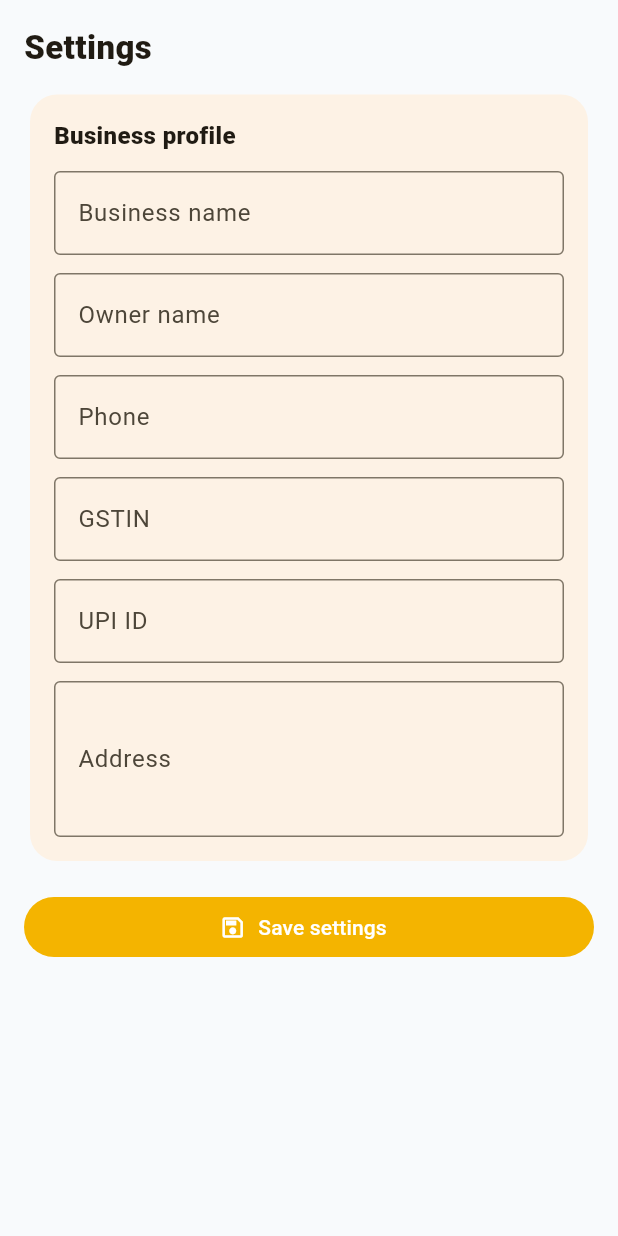
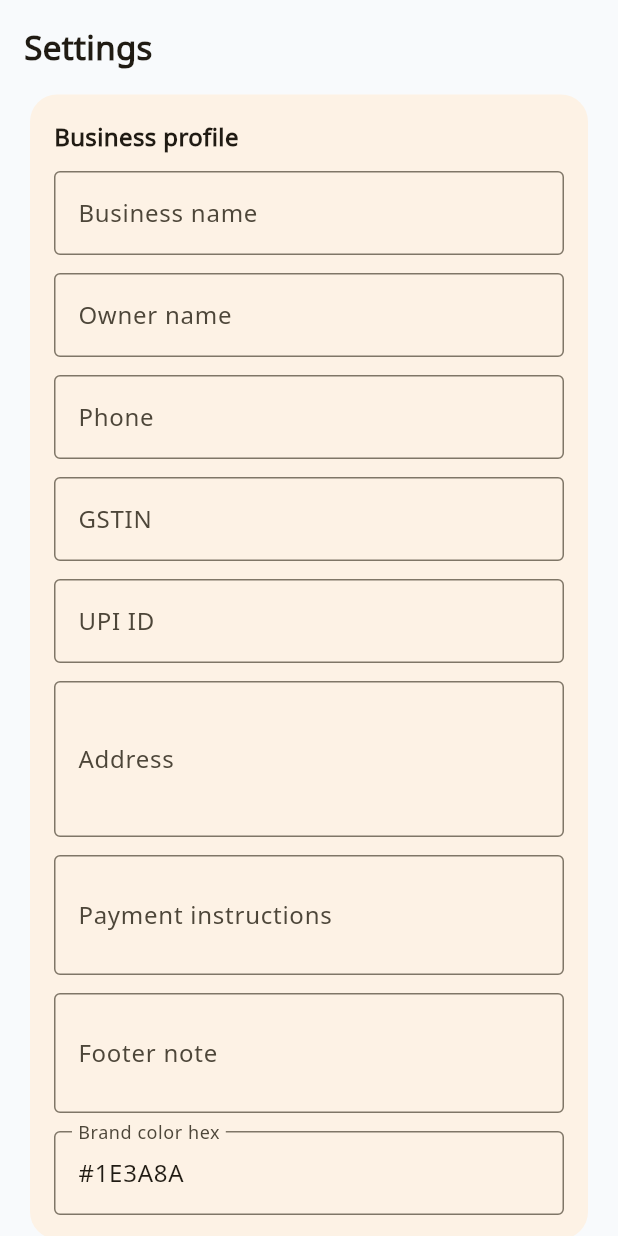
Before and after one commit to sivabonigeni/billbee-app, a Flutter app: the _SettingsTab widget shown alone on an empty page, opened directly with empty values, on a phone screen of 412 x 824 dp. Run offline on Flutter 3.47's test engine with Material 3 defaults, Android fonts, the phone set to English and light mode, and no system bars; our stand-ins replace pdf, share_plus, shared_preferences; accounts and stored records are empty.

Commit message:
Polish PDF styling and fix rupee font asset

```diff
--- a/lib/main.dart
+++ b/lib/main.dart
@@ -1,8 +1,8 @@
 // ignore_for_file: prefer_const_constructors
 import 'dart:convert';
 import 'dart:io';
-import 'dart:typed_data';
 import 'package:flutter/material.dart';
+import 'package:flutter/services.dart' show rootBundle;
 import 'package:path_provider/path_provider.dart';
 import 'package:pdf/pdf.dart';
 import 'package:pdf/widgets.dart' as pw;
@@ -29,6 +29,7 @@ class BillBeeApp extends StatelessWidget {
           surface: Colors.white,
         ),
         scaffoldBackgroundColor: const Color(0xFFF8FAFC),
+        fontFamily: 'NotoSans',
         useMaterial3: true,
       ),
       home: const BillBeeHome(),
@@ -261,6 +262,9 @@ class BusinessProfile {
   final String gstin;
   final String upiId;
   final String address;
+  final String paymentInstructions;
+  final String footerNote;
+  final String brandColorHex;
 
   const BusinessProfile({
     this.businessName = '',
@@ -269,6 +273,9 @@ class BusinessProfile {
     this.gstin = '',
     this.upiId = '',
     this.address = '',
+    this.paymentInstructions = '',
+    this.footerNote = '',
+    this.brandColorHex = '#1E3A8A',
   });
 
   BusinessProfile copyWith({
@@ -278,6 +285,9 @@ class BusinessProfile {
     String? gstin,
     String? upiId,
     String? address,
+    String? paymentInstructions,
+    String? footerNote,
+    String? brandColorHex,
   }) => BusinessProfile(
         businessName: businessName ?? this.businessName,
         ownerName: ownerName ?? this.ownerName,
@@ -285,6 +295,9 @@ class BusinessProfile {
         gstin: gstin ?? this.gstin,
         upiId: upiId ?? this.upiId,
         address: address ?? this.address,
+        paymentInstructions: paymentInstructions ?? this.paymentInstructions,
+        footerNote: footerNote ?? this.footerNote,
+        brandColorHex: brandColorHex ?? this.brandColorHex,
       );
 
   Map<String, dynamic> toJson() => {
@@ -294,6 +307,9 @@ class BusinessProfile {
         'gstin': gstin,
         'upiId': upiId,
         'address': address,
+        'paymentInstructions': paymentInstructions,
+        'footerNote': footerNote,
+        'brandColorHex': brandColorHex,
       };
 
   factory BusinessProfile.fromJson(Map<String, dynamic> json) => BusinessProfile(
@@ -303,6 +319,9 @@ class BusinessProfile {
         gstin: json['gstin'] ?? '',
         upiId: json['upiId'] ?? '',
         address: json['address'] ?? '',
+        paymentInstructions: json['paymentInstructions'] ?? '',
+        footerNote: json['footerNote'] ?? '',
+        brandColorHex: json['brandColorHex'] ?? '#1E3A8A',
       );
 }
 
@@ -329,9 +348,9 @@ String buildShareText(DocItem document) {
 
 Future<File> generatePdfFile(DocItem document, BusinessProfile profile) async {
   final pdf = pw.Document();
-  final fontBytes = await File('/System/Library/Fonts/Supplemental/Arial Unicode.ttf').readAsBytes();
-  final baseFont = pw.Font.ttf(ByteData.sublistView(fontBytes));
-  final primary = PdfColor.fromHex('#1E3A8A');
+  final fontData = await rootBundle.load('assets/fonts/NotoSans-Regular.ttf');
+  final baseFont = pw.Font.ttf(fontData);
+  final primary = PdfColor.fromHex(profile.brandColorHex.isNotEmpty ? profile.brandColorHex : '#1E3A8A');
   final ink = PdfColor.fromHex('#0F172A');
   final muted = PdfColor.fromHex('#6B7280');
   final border = PdfColor.fromHex('#E5E7EB');
@@ -496,9 +515,11 @@ Future<File> generatePdfFile(DocItem document, BusinessProfile profile) async {
                       borderRadius: const pw.BorderRadius.all(pw.Radius.circular(10)),
                     ),
                     child: pw.Text(
-                      profile.upiId.isNotEmpty
-                          ? 'Please make payment via UPI: ${profile.upiId}. Thank you for your business.'
-                          : 'Thank you for your business. Please retain this document for your records.',
+                      profile.paymentInstructions.isNotEmpty
+                          ? profile.paymentInstructions
+                          : (profile.upiId.isNotEmpty
+                              ? 'Please make payment via UPI: ${profile.upiId}. Thank you for your business.'
+                              : 'Thank you for your business. Please retain this document for your records.'),
                       style: pw.TextStyle(fontSize: 9.5, color: muted, lineSpacing: 2),
                     ),
                   ),
@@ -531,7 +552,7 @@ Future<File> generatePdfFile(DocItem document, BusinessProfile profile) async {
         pw.Row(
           mainAxisAlignment: pw.MainAxisAlignment.spaceBetween,
           children: [
-            pw.Text('Generated by BillBee', style: pw.TextStyle(fontSize: 9, color: muted)),
+            pw.Text(profile.footerNote.isNotEmpty ? profile.footerNote : 'Generated by BillBee', style: pw.TextStyle(fontSize: 9, color: muted)),
             pw.Text('${document.type} • ${document.id}', style: pw.TextStyle(fontSize: 9, color: muted)),
           ],
         ),
@@ -932,6 +953,9 @@ class _SettingsTabState extends State<_SettingsTab> {
   late final TextEditingController _gstinController;
   late final TextEditingController _upiController;
   late final TextEditingController _addressController;
+  late final TextEditingController _paymentInstructionsController;
+  late final TextEditingController _footerNoteController;
+  late final TextEditingController _brandColorController;
 
   @override
   void initState() {
@@ -942,6 +966,9 @@ class _SettingsTabState extends State<_SettingsTab> {
     _gstinController = TextEditingController(text: widget.profile.gstin);
     _upiController = TextEditingController(text: widget.profile.upiId);
     _addressController = TextEditingController(text: widget.profile.address);
+    _paymentInstructionsController = TextEditingController(text: widget.profile.paymentInstructions);
+    _footerNoteController = TextEditingController(text: widget.profile.footerNote);
+    _brandColorController = TextEditingController(text: widget.profile.brandColorHex);
   }
 
   @override
@@ -952,6 +979,9 @@ class _SettingsTabState extends State<_SettingsTab> {
     _gstinController.dispose();
     _upiController.dispose();
     _addressController.dispose();
+    _paymentInstructionsController.dispose();
+    _footerNoteController.dispose();
+    _brandColorController.dispose();
     super.dispose();
   }
 
@@ -977,6 +1007,12 @@ class _SettingsTabState extends State<_SettingsTab> {
               TextField(controller: _upiController, decoration: const InputDecoration(labelText: 'UPI ID', border: OutlineInputBorder())),
               const SizedBox(height: 12),
               TextField(controller: _addressController, maxLines: 3, decoration: const InputDecoration(labelText: 'Address', border: OutlineInputBorder())),
+              const SizedBox(height: 12),
+              TextField(controller: _paymentInstructionsController, maxLines: 2, decoration: const InputDecoration(labelText: 'Payment instructions', border: OutlineInputBorder())),
+              const SizedBox(height: 12),
+              TextField(controller: _footerNoteController, maxLines: 2, decoration: const InputDecoration(labelText: 'Footer note', border: OutlineInputBorder())),
+              const SizedBox(height: 12),
+              TextField(controller: _brandColorController, decoration: const InputDecoration(labelText: 'Brand color hex', hintText: '#1E3A8A', border: OutlineInputBorder())),
             ],
           ),
         ),
@@ -999,6 +1035,9 @@ class _SettingsTabState extends State<_SettingsTab> {
         gstin: _gstinController.text.trim(),
         upiId: _upiController.text.trim(),
         address: _addressController.text.trim(),
+        paymentInstructions: _paymentInstructionsController.text.trim(),
+        footerNote: _footerNoteController.text.trim(),
+        brandColorHex: _brandColorController.text.trim().isEmpty ? '#1E3A8A' : _brandColorController.text.trim(),
       ),
     );
     ScaffoldMessenger.of(context).showSnackBar(const SnackBar(content: Text('Settings saved')));
```
Also changed, not shown: pubspec.yaml (+6 -4 lines), assets/fonts/NotoSans-Regular.ttf (added), 1 other file.
